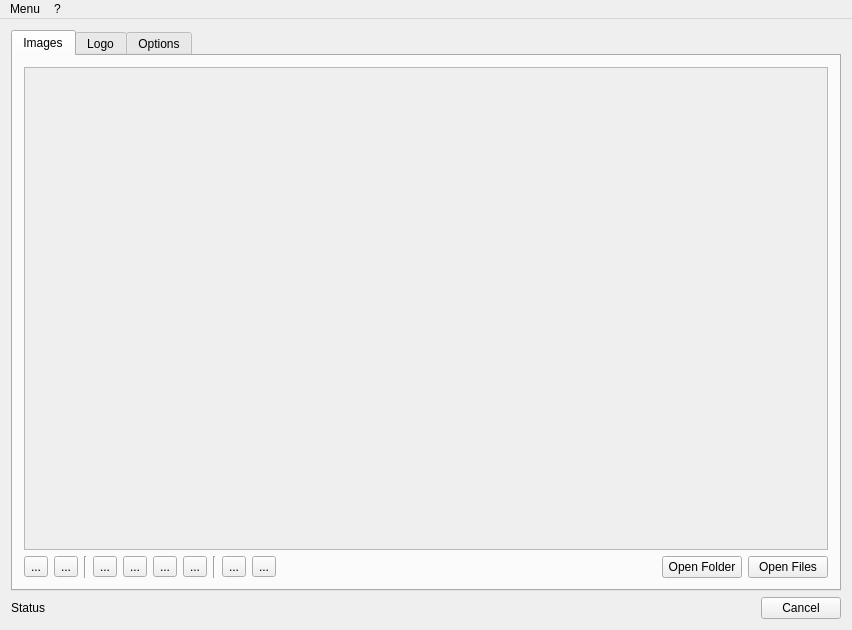
Before: the Qt Designer form resizer.ui in lbaudouin/Resizer, drawn with Qt 5.
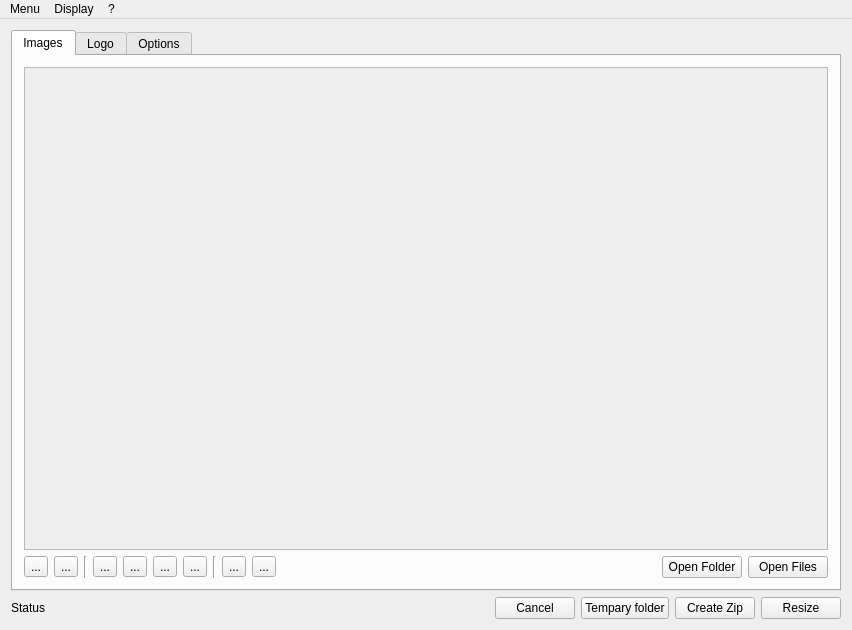
After: the same form once the commit is applied. Icons and pictures are not drawn. Custom widgets are drawn as their Qt base class.

Diff of the .ui file:
```diff
--- a/resizer.ui
+++ b/resizer.ui
@@ -615,15 +615,30 @@
        </widget>
       </item>
       <item>
-       <widget class="QDialogButtonBox" name="buttonBox">
-        <property name="sizePolicy">
-         <sizepolicy hsizetype="Maximum" vsizetype="Fixed">
-          <horstretch>0</horstretch>
-          <verstretch>0</verstretch>
-         </sizepolicy>
+       <widget class="QPushButton" name="cancelButton">
+        <property name="text">
+         <string>Cancel</string>
         </property>
-        <property name="standardButtons">
-         <set>QDialogButtonBox::Cancel</set>
+       </widget>
+      </item>
+      <item>
+       <widget class="QPushButton" name="tempButton">
+        <property name="text">
+         <string>Tempary folder</string>
+        </property>
+       </widget>
+      </item>
+      <item>
+       <widget class="QPushButton" name="zipButton">
+        <property name="text">
+         <string>Create Zip</string>
+        </property>
+       </widget>
+      </item>
+      <item>
+       <widget class="QPushButton" name="resizeButton">
+        <property name="text">
+         <string>Resize</string>
         </property>
        </widget>
       </item>
@@ -656,7 +671,15 @@
     <addaction name="actionHelp"/>
     <addaction name="actionAbout"/>
    </widget>
+   <widget class="QMenu" name="menuDisplay">
+    <property name="title">
+     <string>Display</string>
+    </property>
+    <addaction name="actionDisplay_Temporary_button"/>
+    <addaction name="actionDisplay_Zip_button"/>
+   </widget>
    <addaction name="menuMenu"/>
+   <addaction name="menuDisplay"/>
    <addaction name="menu"/>
   </widget>
   <action name="actionAdd_files">
```
Left out of the diff: 32 changed lines with no effect on the pictures.
